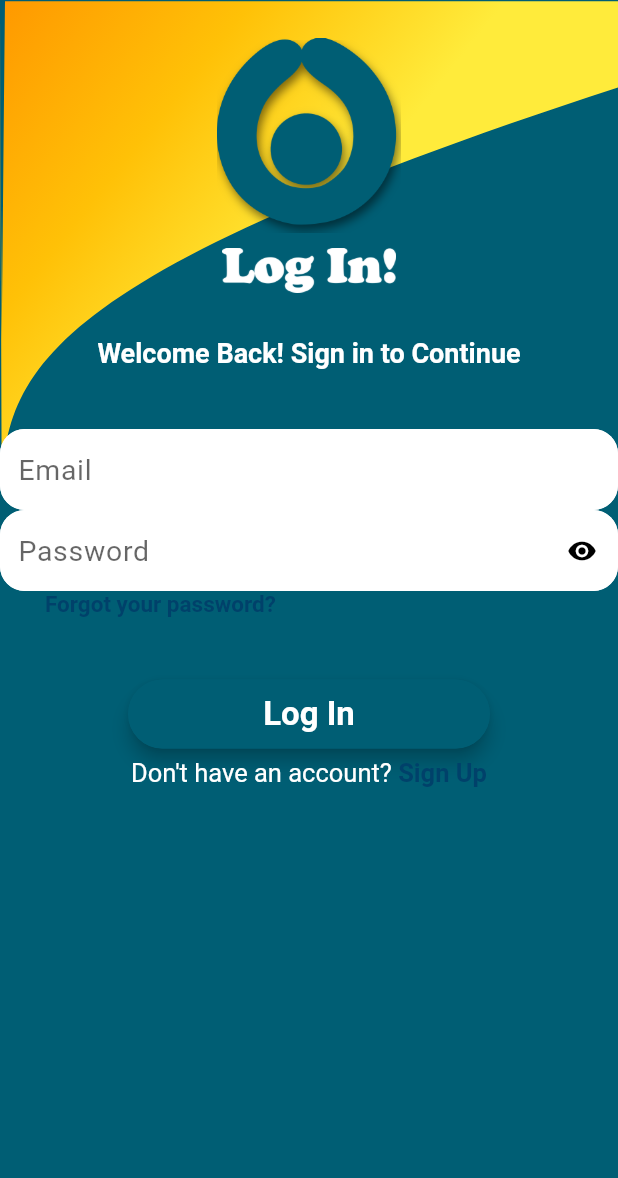
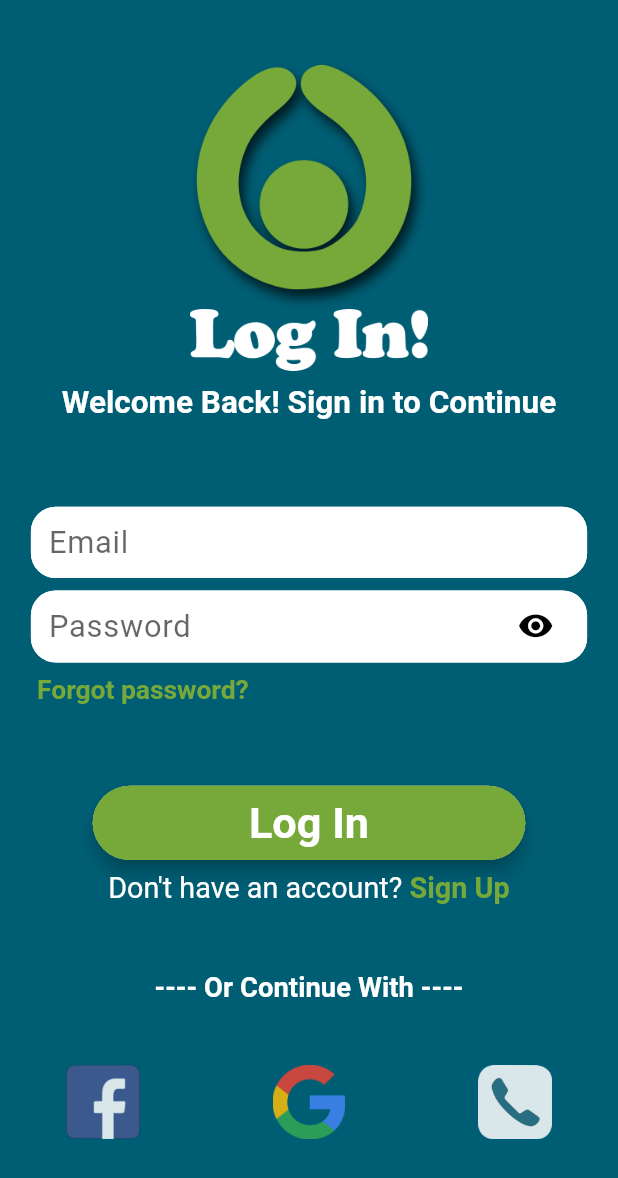
Before and after one commit to AhmadWehbe167/youplan, a Flutter app: the screen it shows after launch, after a tap on "Log In", on a phone screen of 412 x 824 dp. Shown: the top 1178 px of the screen. Run offline on Flutter 3.47's test engine with Material 2 defaults, Android fonts, the phone set to English and light mode, and no system bars; our stand-ins replace cloud_firestore, data_connection_checker, firebase_auth, flare_flutter, flutter_spinkit, google_maps_flutter; missing offline and left inert: algolia, flutter_google_places, google_maps_webservice; accounts and stored records are empty.

Commit message:
Made UI compatible to all devices

```diff
--- a/lib/Authenticate_Screens/Refactored.dart
+++ b/lib/Authenticate_Screens/Refactored.dart
@@ -21,20 +21,25 @@ class AuthTextField extends StatelessWidget {
   @override
   Widget build(BuildContext context) {
     final double height = MediaQuery.of(context).size.height;
-    final double width = MediaQuery.of(context).size.width;
     return TextFormField(
       style: TextStyle(
-          color: navy,
-          letterSpacing: 0.5,
-          fontWeight: FontWeight.bold,
-          fontSize: height * 0.023),
+        color: navy,
+        letterSpacing: 0.5,
+        fontWeight: FontWeight.bold,
+        fontSize: height * 0.025,
+      ),
       obscureText: obsecure,
       decoration: InputDecoration(
-        errorStyle:
-            TextStyle(fontWeight: FontWeight.bold, color: Colors.redAccent),
+        contentPadding: EdgeInsets.all(height / 70),
+        errorStyle: TextStyle(
+          fontWeight: FontWeight.bold,
+          color: Colors.redAccent,
+          fontSize: height * 0.018,
+        ),
         hintText: labelTitle,
-        hintStyle:
-            TextStyle(fontWeight: FontWeight.normal, fontSize: height * 0.023),
+        hintStyle: TextStyle(
+          fontWeight: FontWeight.normal,
+        ),
         suffixIcon: icon,
         isDense: true,
         fillColor: Colors.white,
--- a/lib/Authenticate_Screens/Register_Page.dart
+++ b/lib/Authenticate_Screens/Register_Page.dart
@@ -49,15 +49,13 @@ class _RegisterPageState extends State<RegisterPage> {
         ? Loading()
         : Form(
             key: _formKey,
-            child: Stack(
-              children: <Widget>[
-                Scaffold(
+            child: Scaffold(
               backgroundColor: lightNavy,
               body: ListView(
                 controller: _scrollController,
                 children: [
                   Container(
-                        height: height * 0.2,
+                    height: height * 0.25,
                     child: Column(
                       children: <Widget>[
                         Expanded(
@@ -65,8 +63,7 @@ class _RegisterPageState extends State<RegisterPage> {
                           child: Container(
                             decoration: BoxDecoration(
                                 image: DecorationImage(
-                                  image: AssetImage(
-                                      'images/orangeStandingMan.png'),
+                              image: AssetImage('images/orangeStandingMan.png'),
                             )),
                           ),
                         ),
@@ -110,9 +107,12 @@ class _RegisterPageState extends State<RegisterPage> {
                           ),
                         )
                       : Container(),
+                  SizedBox(
+                    height: height * 0.02,
+                  ),
                   Padding(
-                        padding: EdgeInsets.fromLTRB(width * 0.05, height / 100,
-                            width * 0.05, height / 100),
+                    padding: EdgeInsets.fromLTRB(
+                        width * 0.05, height / 100, width * 0.05, height / 100),
                     child: AuthTextField(
                       obsecure: false,
                       labelTitle: 'UserName',
@@ -292,8 +292,7 @@ class _RegisterPageState extends State<RegisterPage> {
                             TextSpan(
                                 text: 'By signing up you agree to the ',
                                 style: TextStyle(
-                                        fontSize: width / 28,
-                                        color: Colors.white)),
+                                    fontSize: width / 28, color: Colors.white)),
                             TextSpan(
                                 text: 'terms and conditions',
                                 style: TextStyle(
@@ -304,6 +303,9 @@ class _RegisterPageState extends State<RegisterPage> {
                           ]),
                         ),
                       )),
+                  SizedBox(
+                    height: height * 0.02,
+                  ),
                   Container(
                     height: height * 0.27,
                     child: Column(
@@ -318,18 +320,15 @@ class _RegisterPageState extends State<RegisterPage> {
                                   side: BorderSide(color: myOrange)),
                               onPressed: () async {
                                 if (_formKey.currentState.validate()) {
-                                      bool isConnected =
-                                          await checkConnection();
+                                  bool isConnected = await checkConnection();
                                   if (isConnected) {
                                     try {
                                       setState(() {
                                         loading = true;
                                       });
                                       print('I\'m connected');
-                                          bool isAvailable =
-                                              await AuthServices()
-                                                  .checkUserNameAvailability(
-                                                      userName);
+                                      bool isAvailable = await AuthServices()
+                                          .checkUserNameAvailability(userName);
                                       print(
                                           'checking username did complete successfully');
                                       if (!isAvailable) {
@@ -403,8 +402,7 @@ class _RegisterPageState extends State<RegisterPage> {
                               Text(
                                 'Already have an account? ',
                                 style: TextStyle(
-                                        fontSize: width / 22,
-                                        color: Colors.white),
+                                    fontSize: width / 22, color: Colors.white),
                               ),
                               GestureDetector(
                                 onTap: () {
@@ -439,11 +437,10 @@ class _RegisterPageState extends State<RegisterPage> {
                         Expanded(
                           flex: 2,
                           child: Padding(
-                                padding: EdgeInsets.only(
-                                    top: height * 0.02, bottom: 10),
+                            padding:
+                                EdgeInsets.only(top: height * 0.02, bottom: 10),
                             child: Row(
-                                  mainAxisAlignment:
-                                      MainAxisAlignment.spaceEvenly,
+                              mainAxisAlignment: MainAxisAlignment.spaceEvenly,
                               crossAxisAlignment: CrossAxisAlignment.center,
                               children: [
                                 Expanded(
@@ -489,8 +486,6 @@ class _RegisterPageState extends State<RegisterPage> {
                 ],
               ),
             ),
-              ],
-            ),
           );
   }
 }
--- a/lib/Authenticate_Screens/Sign_in_Page.dart
+++ b/lib/Authenticate_Screens/Sign_in_Page.dart
@@ -1,12 +1,10 @@
 import 'package:flutter/cupertino.dart';
 import 'package:flutter/material.dart';
 import 'package:flutter/services.dart';
-import 'package:youplan/Authenticate_Screens/AuthBackground.dart';
 import 'package:youplan/Authenticate_Screens/Refactored.dart';
 import 'package:youplan/Constants_and_Data/Constants.dart';
 import 'package:youplan/services/ConnectionCheck.dart';
 import 'package:youplan/services/auth.dart';
-import 'package:youplan/shared/Shared_Widgets.dart';
 import 'package:youplan/shared/loading.dart';
 
 class SignInPage extends StatefulWidget {
@@ -39,54 +37,56 @@ class _SignInPageState extends State<SignInPage> {
 
   @override
   Widget build(BuildContext context) {
+    final double height = MediaQuery.of(context).size.height;
+    final double width = MediaQuery.of(context).size.width;
     return loading
         ? Loading()
         : Form(
             key: _formKey,
-            child: Stack(
-              children: <Widget>[
-                AuthBackground(),
-                Scaffold(
-                  backgroundColor: Colors.transparent,
+            child: Scaffold(
+              backgroundColor: lightNavy,
               body: ListView(
                 children: [
                   SizedBox(
-                        height: 25,
+                    height: height * 0.05,
                   ),
-                      MyImage(
-                        imageName: 'RoundMan',
-                        myHeight: 130,
+                  Container(
+                    height: height * 0.2,
+                    decoration: BoxDecoration(
+                      image: DecorationImage(
+                        image: AssetImage('images/GreenRoundMan.png'),
                       ),
-                      SizedBox(
-                        height: 10,
                     ),
-                      MyImage(
-                        imageName: 'LogIn',
-                        myHeight: 30,
                   ),
-                      SizedBox(
-                        height: 30,
+                  Container(
+                    height: height * 0.05,
+                    decoration: BoxDecoration(
+                        image: DecorationImage(
+                            image: AssetImage('images/LogIn.png'))),
                   ),
                   Center(
+                    child: Container(
+                      height: height * 0.05,
+                      width: width * 0.8,
+                      child: FittedBox(
+                        fit: BoxFit.contain,
                         child: Text(
                           'Welcome Back! Sign in to Continue',
                           style: TextStyle(
                             color: Colors.white,
-                            fontSize: 18,
                             fontWeight: FontWeight.bold,
                           ),
                         ),
                       ),
-                      SizedBox(
-                        height: 40,
+                    ),
                   ),
                   networkError != null
                       ? Center(
                           child: Text(
                             '$networkError',
                             style: TextStyle(
-                                    color: Colors.red[800],
-                                    fontSize: 15,
+                                color: Colors.redAccent,
+                                fontSize: height / 100,
                                 fontWeight: FontWeight.bold),
                           ),
                         )
@@ -96,13 +96,19 @@ class _SignInPageState extends State<SignInPage> {
                           child: Text(
                             '$error',
                             style: TextStyle(
-                                    color: Colors.red[800],
-                                    fontSize: 15,
+                                color: Colors.redAccent,
+                                fontSize: height / 100,
                                 fontWeight: FontWeight.normal),
                           ),
                         )
                       : Container(),
-                      AuthTextField(
+                  SizedBox(
+                    height: height * 0.06,
+                  ),
+                  Center(
+                    child: Container(
+                      width: width * 0.9,
+                      child: AuthTextField(
                         obsecure: false,
                         labelTitle: 'Email',
                         keyboard: TextInputType.emailAddress,
@@ -121,7 +127,15 @@ class _SignInPageState extends State<SignInPage> {
                           }
                         },
                       ),
-                      AuthTextField(
+                    ),
+                  ),
+                  SizedBox(
+                    height: height * 0.01,
+                  ),
+                  Center(
+                    child: Container(
+                      width: width * 0.9,
+                      child: AuthTextField(
                         obsecure: isObsecure,
                         labelTitle: 'Password',
                         keyboard: TextInputType.emailAddress,
@@ -142,10 +156,11 @@ class _SignInPageState extends State<SignInPage> {
                           }
                         },
                         icon: IconButton(
+                          padding: EdgeInsets.only(right: width / 20),
                           icon: Icon(
                             Icons.remove_red_eye,
                             color: Colors.black,
-                            size: 20,
+                            size: width / 17,
                           ),
                           onPressed: () {
                             setState(() {
@@ -154,43 +169,49 @@ class _SignInPageState extends State<SignInPage> {
                           },
                         ),
                       ),
+                    ),
+                  ),
+                  SizedBox(
+                    height: height * 0.01,
+                  ),
                   GestureDetector(
                     onTap: () {
                       //TODO:add get password functionality
                     },
+                    child: Center(
+                      child: Container(
+                        width: width * 0.88,
+                        height: height * 0.025,
                         child: Align(
                           alignment: Alignment.centerLeft,
-                          child: Padding(
-                            padding: EdgeInsets.only(left: 30),
+                          child: FittedBox(
+                            fit: BoxFit.contain,
                             child: Text(
-                              'Forgot your password?',
+                              'Forgot password?',
                               style: TextStyle(
-                                  color: navy,
-                                  fontSize: 15,
-                                  fontWeight: FontWeight.bold),
+                                color: logoGreen,
+                                fontWeight: FontWeight.bold,
+                                fontSize: height,
+                              ),
+                            ),
+                          ),
                         ),
                       ),
                     ),
                   ),
                   SizedBox(
-                        height: 40,
+                    height: height * 0.06,
                   ),
-                      Center(
-                        child: RaisedButton(
-                          elevation: 5,
-                          shape: RoundedRectangleBorder(
-                              borderRadius: BorderRadius.circular(25.0),
-                              side: BorderSide(color: lightNavy)),
-                          onPressed: () async {
+                  GestureDetector(
+                    onTap: () async {
                       if (_formKey.currentState.validate()) {
                         if (isConnected) {
                           try {
                             setState(() {
                               loading = true;
                             });
-                                  dynamic result =
-                                      await _auth.signInWithEmailAndPassword(
-                                          email, password);
+                            dynamic result = await _auth
+                                .signInWithEmailAndPassword(email, password);
                             if (result == null) {
                               setState(() {
                                 loading = false;
@@ -213,97 +234,143 @@ class _SignInPageState extends State<SignInPage> {
                         }
                       }
                     },
-                          textColor: Colors.white,
-                          padding: const EdgeInsets.fromLTRB(90, 10, 90, 10),
-                          color: lightNavy,
-                          child: const Text('Log In',
+                    child: Center(
+                      child: Card(
+                        elevation: 5,
+                        shape: RoundedRectangleBorder(
+                            borderRadius: BorderRadius.circular(width / 10),
+                            side: BorderSide(color: logoGreen)),
+                        child: Container(
+                          decoration: BoxDecoration(
+                            color: logoGreen,
+                            borderRadius: BorderRadius.circular(width / 10),
+                          ),
+                          padding: EdgeInsets.fromLTRB(
+                              0, height / 100, 0, height / 100),
+                          child: FittedBox(
+                            fit: BoxFit.contain,
+                            child: Text('Log In',
                                 style: TextStyle(
-                                fontSize: 22,
                                   fontWeight: FontWeight.bold,
+                                  color: Colors.white,
                                 )),
                           ),
+                          height: height * 0.06,
+                          width: width * 0.7,
                         ),
-                      SizedBox(
-                        height: 5,
                       ),
-                      Row(
+                    ),
+                  ),
+                  Center(
+                    child: Container(
+                      height: height * 0.035,
+                      width: width * 0.65,
+                      child: Row(
                         mainAxisAlignment: MainAxisAlignment.center,
                         children: [
-                          Text(
+                          Expanded(
+                            flex: 3,
+                            child: FittedBox(
+                              fit: BoxFit.contain,
+                              child: Text(
                                 'Don\'t have an account? ',
-                            style: TextStyle(fontSize: 17, color: Colors.white),
+                                style: TextStyle(
+                                  color: Colors.white,
                                 ),
-                          GestureDetector(
+                              ),
+                            ),
+                          ),
+                          Expanded(
+                            child: GestureDetector(
                               onTap: () {
                                 widget.toggleView(AuthPageEnum.Register);
                               },
+                              child: FittedBox(
+                                fit: BoxFit.contain,
                                 child: Text(
                                   'Sign Up',
                                   style: TextStyle(
-                                  fontSize: 17,
-                                  color: navy,
-                                  fontWeight: FontWeight.bold),
-                            ),
-                          )
-                        ],
-                      ),
-                      SizedBox(
-                        height: 40,
-                      ),
-                      Padding(
-                        padding: const EdgeInsets.only(top: 0),
-                        child: Center(
-                          child: Text(
-                            '---- Or Continue With ----',
-                            style: TextStyle(
-                              color: lightNavy,
-                              fontSize: 18,
+                                    color: logoGreen,
                                     fontWeight: FontWeight.bold,
                                   ),
                                 ),
                               ),
                             ),
-                      SizedBox(
-                        height: 40,
-                      ),
-                      Padding(
-                        padding: const EdgeInsets.only(top: 0, bottom: 0),
-                        child: Row(
-                          mainAxisAlignment: MainAxisAlignment.center,
-                          crossAxisAlignment: CrossAxisAlignment.center,
-                          children: [
-                            Opacity(
-                              child: MyImage(
-                                myHeight: 40,
-                                imageName: 'Facebook',
-                              ),
-                              opacity: 0.85,
-                            ),
-                            Opacity(
-                              child: MyImage(
-                                myHeight: 40,
-                                imageName: 'google',
-                              ),
-                              opacity: 0.85,
-                            ),
-                            Opacity(
-                              child: MyImage(
-                                myHeight: 40,
-                                imageName: 'phone',
-                              ),
-                              opacity: 0.85,
-                            ),
+                          )
                         ],
                       ),
                     ),
+                  ),
                   SizedBox(
-                        height: 5,
+                    height: height * 0.05,
                   ),
+                  Center(
+                    child: Container(
+                      width: width * 0.5,
+                      child: FittedBox(
+                        fit: BoxFit.contain,
+                        child: Text(
+                          '---- Or Continue With ----',
+                          style: TextStyle(
+                            color: Colors.white,
+                            fontWeight: FontWeight.bold,
+                            fontSize: height,
+                          ),
+                        ),
+                      ),
+                    ),
+                  ),
+                  SizedBox(
+                    height: height * 0.05,
+                  ),
+                  Container(
+                    child: Row(
+                      children: [
+                        Expanded(
+                          child: Opacity(
+                            opacity: 0.85,
+                            child: Container(
+                              height: height * 0.06,
+                              decoration: BoxDecoration(
+                                image: DecorationImage(
+                                  image: AssetImage('images/Facebook.png'),
+                                  fit: BoxFit.contain,
+                                ),
+                              ),
+                            ),
+                          ),
+                        ),
+                        Expanded(
+                          child: Opacity(
+                            opacity: 0.85,
+                            child: Container(
+                              height: height * 0.06,
+                              decoration: BoxDecoration(
+                                  image: DecorationImage(
+                                image: AssetImage('images/google.png'),
+                                fit: BoxFit.contain,
+                              )),
+                            ),
+                          ),
+                        ),
+                        Expanded(
+                          child: Opacity(
+                            opacity: 0.85,
+                            child: Container(
+                              height: height * 0.06,
+                              decoration: BoxDecoration(
+                                  image: DecorationImage(
+                                      image: AssetImage('images/phone.png'),
+                                      fit: BoxFit.contain)),
+                            ),
+                          ),
+                        )
                       ],
                     ),
                   ),
                 ],
               ),
+            ),
           );
   }
 }
--- a/lib/Authenticate_Screens/Welcome/WelcomePage.dart
+++ b/lib/Authenticate_Screens/Welcome/WelcomePage.dart
@@ -58,7 +58,7 @@ class _WelcomePageState extends State<WelcomePage> {
                     'Create an account and start planning ',
                     style: TextStyle(
                       color: navy,
-                      fontSize: height / 35,
+                      fontSize: height / 40,
                     ),
                     textAlign: TextAlign.center,
                   ),
@@ -70,7 +70,7 @@ class _WelcomePageState extends State<WelcomePage> {
                     'with your friends',
                     style: TextStyle(
                       color: navy,
-                      fontSize: height / 35,
+                      fontSize: height / 40,
                     ),
                     textAlign: TextAlign.center,
                   ),
--- a/lib/shared/Shared_Widgets.dart
+++ b/lib/shared/Shared_Widgets.dart
@@ -30,31 +30,31 @@ class RoundedButton extends StatelessWidget {
   }
 }
 
-class MyImage extends StatelessWidget {
-  final double myHeight;
-  final double myWidth;
-  final String imageName;
-  const MyImage({
-    Key key,
-    this.myHeight,
-    this.imageName,
-    this.myWidth,
-  }) : super(key: key);
-
-  @override
-  Widget build(BuildContext context) {
-    return Container(
-      height: myHeight,
-      width: myWidth,
-      decoration: BoxDecoration(
-        image: DecorationImage(
-          image: AssetImage('images/$imageName.png'),
-          fit: BoxFit.contain,
-        ),
-      ),
-    );
-  }
-}
+//class MyImage extends StatelessWidget {
+//  final double myHeight;
+//  final double myWidth;
+//  final String imageName;
+//  const MyImage({
+//    Key key,
+//    this.myHeight,
+//    this.imageName,
+//    this.myWidth,
+//  }) : super(key: key);
+//
+//  @override
+//  Widget build(BuildContext context) {
+//    return Container(
+//      height: myHeight,
+//      width: myWidth,
+//      decoration: BoxDecoration(
+//        image: DecorationImage(
+//          image: AssetImage('images/$imageName.png'),
+//          fit: BoxFit.contain,
+//        ),
+//      ),
+//    );
+//  }
+//}
 
 class MyAnimation extends StatelessWidget {
   final double myHeight;
```
Also changed, not shown: images/GreenRoundMan.png (added), images/standingMan.png (deleted). Lines whose indentation alone changed are shown as unchanged.
